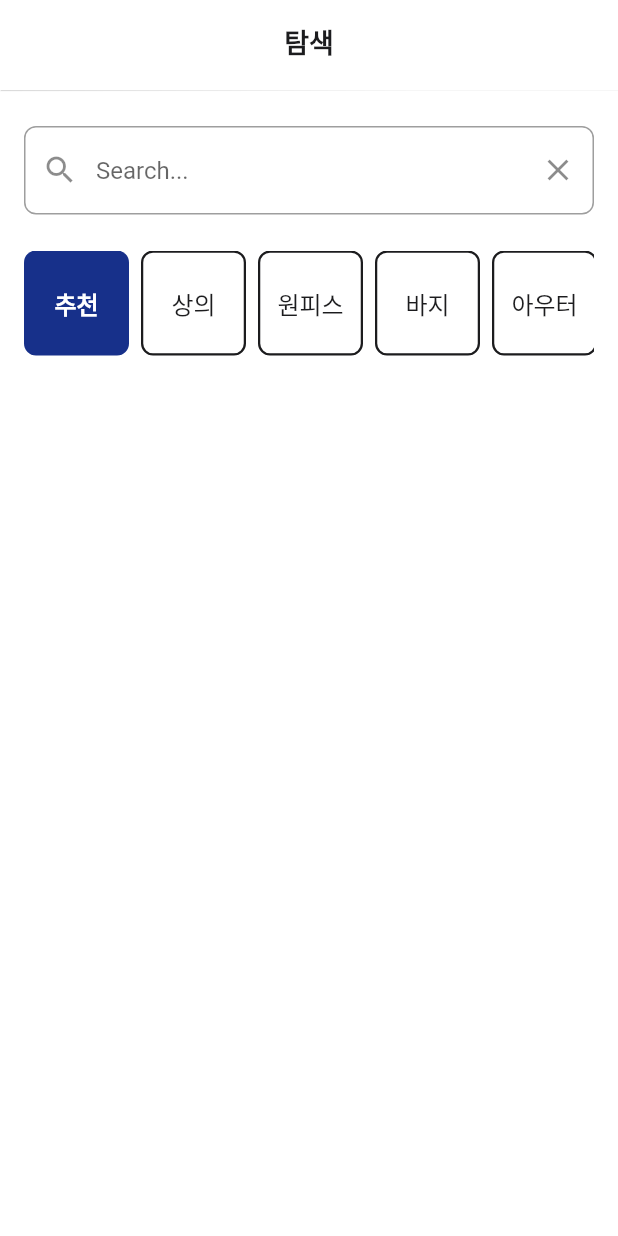
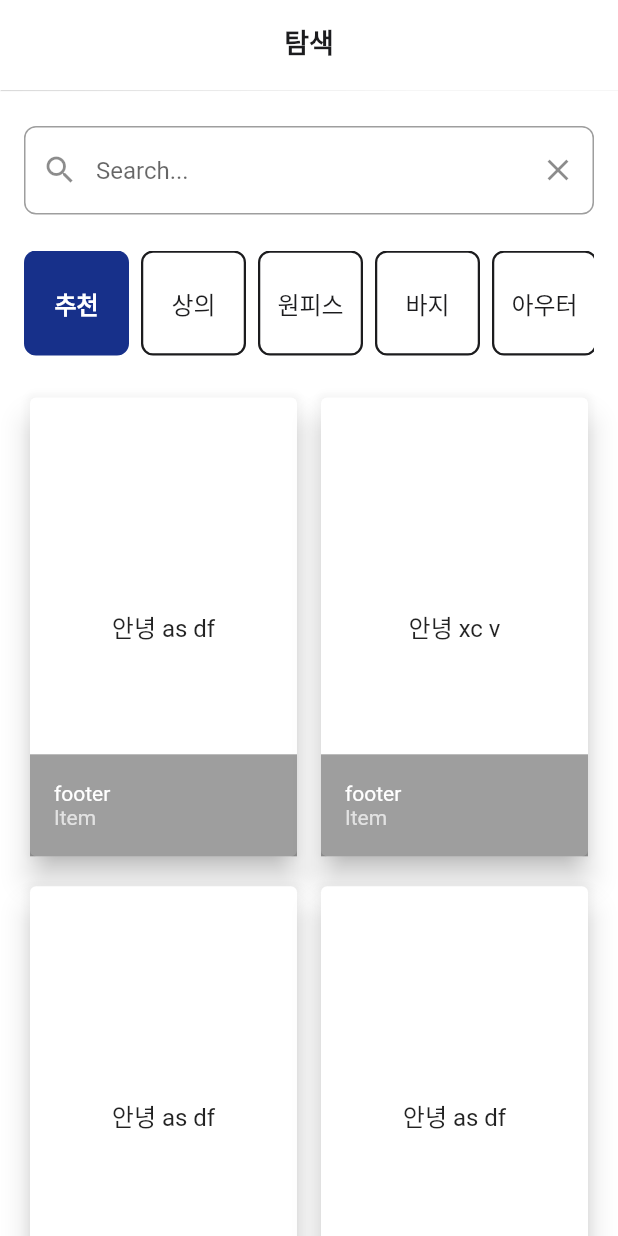
Before and after one commit to yeongwooCho/Custom_Ecommerce, a Flutter app: the SearchScreen widget shown alone on an empty page, opened directly, on a phone screen of 412 x 824 dp. Run offline on Flutter 3.47's test engine with Material 2 defaults, Android fonts, the phone set to English and light mode, and no system bars.

Commit message:
[add] 탐색 뷰 Grid 스크롤 제거와 사이즈 계산 및 전체 화면 스크롤 가능하게 구현

```diff
--- /dev/null
+++ b/lib/common/component/custom_product_list.dart
@@ -0,0 +1,47 @@
+import 'package:flutter/material.dart';
+
+class CustomProductListScreen extends StatefulWidget {
+  final List<String> items;
+
+  const CustomProductListScreen({
+    Key? key,
+    required this.items,
+  }) : super(key: key);
+
+  @override
+  State<CustomProductListScreen> createState() =>
+      _CustomProductListScreenState();
+}
+
+class _CustomProductListScreenState extends State<CustomProductListScreen> {
+  @override
+  Widget build(BuildContext context) {
+    return GridView.builder(
+      physics: NeverScrollableScrollPhysics(),
+      // shrinkWrap: true,
+      gridDelegate: const SliverGridDelegateWithFixedCrossAxisCount(
+        crossAxisCount: 2,
+        mainAxisSpacing: 12,
+        crossAxisSpacing: 8,
+        childAspectRatio: 16 / 27,
+      ),
+      itemCount: widget.items.length,
+      itemBuilder: (context, index) => Card(
+        elevation: 8,
+        child: GridTile(
+          child: Center(
+            child: Text(
+              widget.items[index],
+              style: const TextStyle(fontSize: 16),
+            ),
+          ),
+          footer: GridTileBar(
+            backgroundColor: Colors.black38,
+            title: const Text('footer'),
+            subtitle: Text('Item '),
+          ),
+        ),
+      ),
+    );
+  }
+}
--- a/lib/search/view/search_screen.dart
+++ b/lib/search/view/search_screen.dart
@@ -1,3 +1,4 @@
+import 'package:custom_clothes/common/component/custom_product_list.dart';
 import 'package:custom_clothes/common/const/colors.dart';
 import 'package:custom_clothes/common/const/custom_text_style.dart';
 import 'package:custom_clothes/common/layout/default_appbar.dart';
@@ -13,19 +14,31 @@ class SearchScreen extends StatefulWidget {
 
 class _SearchScreenState extends State<SearchScreen> {
   final TextEditingController _searchController = TextEditingController();
+  List<String> _items = [
+    '안녕 as df',
+    '안녕 xc v',
+    '안녕 as df',
+    '안녕 as df',
+    '안녕 xc v',
+  ];
 
   @override
   Widget build(BuildContext context) {
+    int rowCount = (_items.length ~/ 2) + (_items.length % 2); // 층의 갯수
+    double itemWidth = (MediaQuery.of(context).size.width - 40) / 2;
+    double itemHeight = itemWidth / 16 * 27;
+    double gridHeight = (rowCount * itemHeight) + ((rowCount -1) * 12);
     return DefaultLayout(
       appbar: DefaultAppBar(title: '탐색'),
-      child: Column(
-        children: [
-          Padding(
+      child: SingleChildScrollView(
+        child: Padding(
           padding: const EdgeInsets.symmetric(
             vertical: 24.0,
             horizontal: 16.0,
           ),
           child: Column(
+            mainAxisAlignment: MainAxisAlignment.start,
+            crossAxisAlignment: CrossAxisAlignment.stretch,
             children: [
               TextField(
                 controller: _searchController,
@@ -50,10 +63,13 @@ class _SearchScreenState extends State<SearchScreen> {
               ),
               const SizedBox(height: 24.0),
               _Categories(),
+              const SizedBox(height: 24.0),
+              SizedBox(
+                height: gridHeight,
+                  child: CustomProductListScreen(items: _items,)),
             ],
           ),
         ),
-        ],
       ),
     );
   }
@@ -81,6 +97,16 @@ class _CategoriesState extends State<_Categories> {
 
   @override
   Widget build(BuildContext context) {
+
+    // rowCount
+    // crossAxisCount: 2,
+    // mainAxisSpacing: 12,
+    // crossAxisSpacing: 8,
+    // childAspectRatio: 16 / 27,
+    // int rowCount = (_items / 2) + (_items % 2) // 층의 갯수
+    // double width = (MediaQuery.of(context).size.width - 40) / 2;
+    // double height = width / 16 * 27;
+    // double gridHeight = (rowCount * height) + ((rowCount -1) * 12);
     return SingleChildScrollView(
       scrollDirection: Axis.horizontal,
       child: Row(
```
Lines whose indentation alone changed are shown as unchanged.
